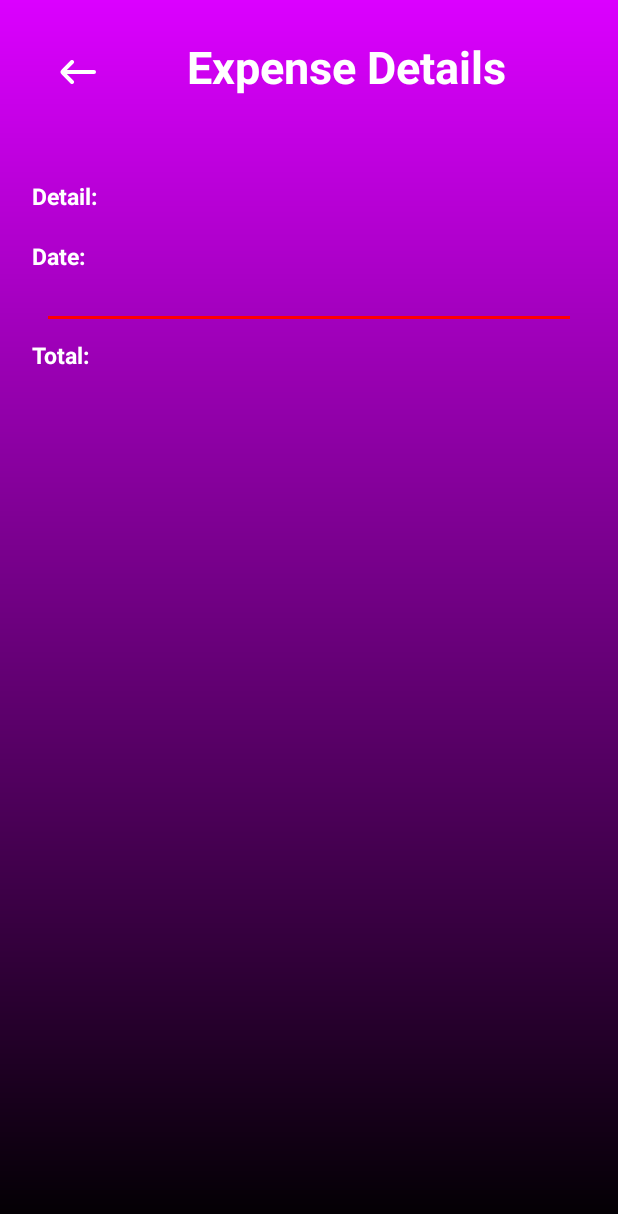
After one commit to J-cart/BE_Tracker, an Android app: the fragment TransactionDetails shown on its own in the app's theme, on a phone screen of 412 x 824 dp. The commit adds this screen. Shown: the top 1214 px of the screen. Run offline under Robolectric (Android 15) with nearby library versions, the phone set to English and light mode, and no system bars.

Commit message:
created "add section", added transaction fragments and viewmodel, styled a bit

```diff
--- /dev/null
+++ b/app/src/main/java/com/starshine/betracker/ui/transaction/TransactionDetails.kt
@@ -0,0 +1,22 @@
+package com.starshine.betracker.ui.transaction
+
+import android.os.Bundle
+import androidx.fragment.app.Fragment
+import android.view.LayoutInflater
+import android.view.View
+import android.view.ViewGroup
+import com.starshine.betracker.R
+import com.starshine.betracker.databinding.FragmentSettingsBinding
+import com.starshine.betracker.databinding.FragmentTransactionDetailsBinding
+
+class TransactionDetails : Fragment() {
+    private lateinit var binding: FragmentTransactionDetailsBinding
+    override fun onCreateView(
+        inflater: LayoutInflater, container: ViewGroup?,
+        savedInstanceState: Bundle?
+    ): View? {
+        // Inflate the layout for this fragment
+        binding = FragmentTransactionDetailsBinding.inflate(inflater, container, false)
+        return binding.root
+    }
+}
--- /dev/null
+++ b/app/src/main/res/layout/fragment_transaction_details.xml
@@ -0,0 +1,141 @@
+<?xml version="1.0" encoding="utf-8"?>
+<androidx.constraintlayout.widget.ConstraintLayout xmlns:android="http://schemas.android.com/apk/res/android"
+    xmlns:app="http://schemas.android.com/apk/res-auto"
+    xmlns:tools="http://schemas.android.com/tools"
+    android:layout_width="match_parent"
+    android:layout_height="match_parent"
+    android:background="@drawable/main_background_gradient"
+    tools:context=".ui.transaction.TransactionDetails">
+
+    <ImageView
+        android:id="@+id/back_btn"
+        android:layout_width="wrap_content"
+        android:layout_height="wrap_content"
+        android:layout_marginStart="24dp"
+        android:layout_marginTop="24dp"
+        android:background="?android:attr/selectableItemBackgroundBorderless"
+        android:clickable="true"
+        android:focusable="true"
+        android:padding="16dp"
+        android:src="@drawable/back_arrow"
+        app:layout_constraintStart_toStartOf="parent"
+        app:layout_constraintTop_toTopOf="parent"
+        app:tint="#FFFFFF" />
+
+
+    <com.google.android.material.textview.MaterialTextView
+        android:id="@+id/header_text"
+        android:layout_width="wrap_content"
+        android:layout_height="wrap_content"
+        android:text="Expense Details"
+        android:textColor="?attr/colorSurface"
+        android:textSize="30dp"
+        android:textStyle="bold"
+        app:layout_constraintBottom_toBottomOf="@+id/back_btn"
+        app:layout_constraintEnd_toEndOf="parent"
+        app:layout_constraintHorizontal_bias="0.375"
+        app:layout_constraintStart_toEndOf="@id/back_btn"
+        app:layout_constraintTop_toTopOf="@+id/back_btn"
+        app:layout_constraintVertical_bias="0.0" />
+
+    <com.google.android.material.textview.MaterialTextView
+        android:id="@+id/detailsHolder"
+        android:layout_width="wrap_content"
+        android:layout_height="wrap_content"
+        android:layout_marginStart="16dp"
+        android:layout_marginTop="50dp"
+        android:clickable="true"
+        android:padding="5dp"
+        android:text="Detail:"
+        android:textColor="?attr/colorSurface"
+        android:textSize="15dp"
+        android:textStyle="bold"
+        app:layout_constraintStart_toStartOf="parent"
+        app:layout_constraintTop_toBottomOf="@+id/header_text" />
+
+    <com.google.android.material.textview.MaterialTextView
+        android:id="@+id/detailsText"
+        android:layout_width="0dp"
+        android:layout_height="wrap_content"
+        android:layout_marginEnd="16dp"
+        android:clickable="true"
+        android:textColor="?attr/colorSurface"
+        android:textSize="24dp"
+        app:layout_constraintEnd_toEndOf="parent"
+        app:layout_constraintStart_toEndOf="@+id/detailsHolder"
+        app:layout_constraintTop_toTopOf="@+id/detailsHolder"
+        tools:text="Zip code sncjd" />
+
+    <com.google.android.material.textview.MaterialTextView
+        android:id="@+id/dateHolder"
+        android:layout_width="wrap_content"
+        android:layout_height="wrap_content"
+        android:layout_marginStart="16dp"
+        android:layout_marginTop="8dp"
+        android:clickable="true"
+        android:padding="5dp"
+        android:text="Date:"
+        android:textColor="?attr/colorSurface"
+        android:textSize="15dp"
+        android:textStyle="bold"
+        app:layout_constraintStart_toStartOf="parent"
+        app:layout_constraintTop_toBottomOf="@+id/detailsHolder" />
+
+    <com.google.android.material.textview.MaterialTextView
+        android:id="@+id/dateText"
+        android:layout_width="0dp"
+        android:layout_height="wrap_content"
+        android:layout_marginEnd="16dp"
+        android:clickable="true"
+        android:padding="5dp"
+        android:textColor="?attr/colorSurface"
+        android:textSize="15dp"
+        app:layout_constraintEnd_toEndOf="parent"
+        app:layout_constraintStart_toEndOf="@+id/dateHolder"
+        app:layout_constraintTop_toTopOf="@+id/dateHolder"
+        tools:text="12/12/12" />
+
+    <View
+        android:id="@+id/underline"
+        android:layout_width="0dp"
+        android:layout_height="2dp"
+        android:layout_marginStart="32dp"
+        android:layout_marginTop="24dp"
+        android:layout_marginEnd="32dp"
+        android:background="@color/be_red"
+        app:layout_constraintEnd_toEndOf="parent"
+        app:layout_constraintStart_toStartOf="parent"
+        app:layout_constraintTop_toBottomOf="@+id/dateHolder" />
+
+    <com.google.android.material.textview.MaterialTextView
+        android:id="@+id/totalAmountHolder"
+        android:layout_width="wrap_content"
+        android:layout_height="wrap_content"
+        android:layout_marginStart="16dp"
+        android:layout_marginTop="8dp"
+        android:clickable="true"
+        android:padding="5dp"
+        android:text="Total:"
+        android:textColor="?attr/colorSurface"
+        android:textSize="15dp"
+        android:textStyle="bold"
+        app:layout_constraintStart_toStartOf="parent"
+        app:layout_constraintTop_toBottomOf="@+id/underline" />
+
+    <com.google.android.material.textview.MaterialTextView
+        android:id="@+id/totalAmountText"
+        android:layout_width="0dp"
+        android:layout_height="wrap_content"
+        android:layout_marginEnd="16dp"
+        android:clickable="true"
+        android:padding="5dp"
+        android:textColor="?attr/colorSurface"
+        android:textSize="15dp"
+        android:textAlignment="textEnd"
+        app:layout_constraintEnd_toEndOf="parent"
+        app:layout_constraintStart_toEndOf="@+id/totalAmountHolder"
+        app:layout_constraintTop_toTopOf="@+id/totalAmountHolder"
+        tools:text="$0.00" />
+
+
+</androidx.constraintlayout.widget.ConstraintLayout>
```
Also changed, not shown: app/src/main/java/com/starshine/betracker/ui/BudgetViewModel.kt (added, +7 -0 lines), app/src/main/java/com/starshine/betracker/ui/Dashboard.kt (+47 -1 lines), app/src/main/java/com/starshine/betracker/ui/transaction/Transaction.kt (added, +22 -0 lines), app/src/main/res/layout/add_budget_layout.xml (added, +109 -0 lines), app/src/main/res/layout/fragment_transaction.xml (added, +57 -0 lines), app/src/main/res/layout/list_item.xml (added, +9 -0 lines), app/src/main/res/layout/transactions_viewholder.xml (added, +53 -0 lines), app/src/main/res/values-night/themes.xml (+9 -0 lines), app/src/main/res/values/themes.xml (+9 -0 lines).
